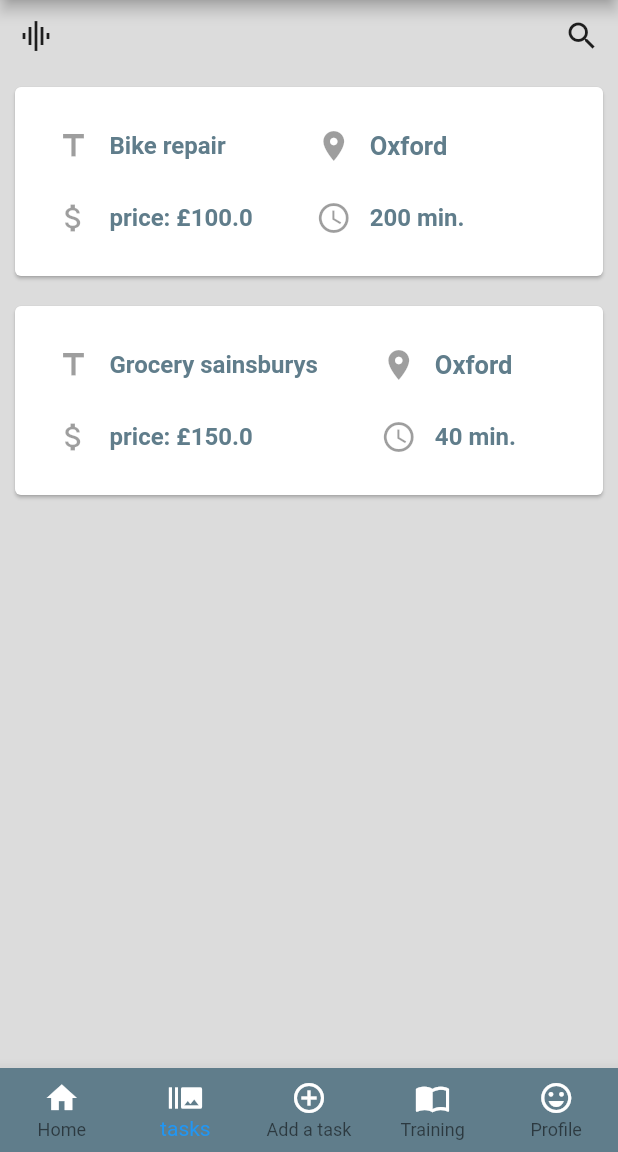
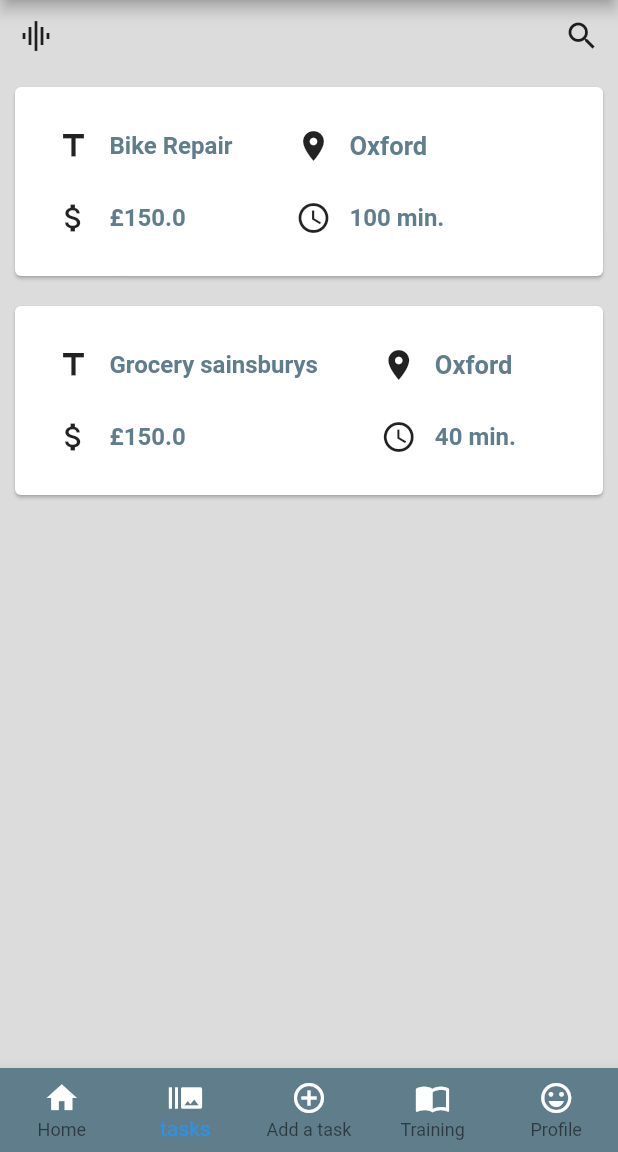
Before and after one commit to labeatl/task-completion-app, a Flutter app: the screen it shows after launch, item 2 of the bottom bar chosen, on a phone screen of 412 x 824 dp, the part 84-1236 px from its top. Run offline on Flutter 3.47's test engine with Material 2 defaults, Android fonts, the phone set to English and light mode, and no system bars.

```diff
--- a/frontend dev/lib/pages/home-page.dart
+++ b/frontend dev/lib/pages/home-page.dart
@@ -1,6 +1,8 @@
 import 'package:flutter/material.dart';
 import "./tasks-page.dart";
 import "./profile-page.dart";
+import "./add-task-page.dart";
+
 
 class HomePage extends StatefulWidget {
   @override
@@ -12,10 +14,7 @@ class _HomePageState extends State<HomePage> {
   final _pageOptions = [
     Text("So what we smoke weed"),
     TasksPage(),
-    Text(
-      "Add a task here",
-      style: TextStyle(fontSize: 20),
-    ),
+    CreateTask(),
     Text(
       "Take your training here",
       style: TextStyle(fontSize: 20),
--- a/frontend dev/lib/pages/tasks-page.dart
+++ b/frontend dev/lib/pages/tasks-page.dart
@@ -2,17 +2,22 @@ import 'package:flutter/material.dart';
 import '../main.dart';
 import '../task.dart';
 
-class TasksPage extends StatelessWidget {
-  final List<Task> tasks = [
-    Task(
-        title: "Bike repair",
-        description: "it is severly damaged",
-        category: "physical repairments",
-        et: 200,
-        price: 100,
+class TasksPage extends StatefulWidget {
+  @override
+  State<StatefulWidget> createState() => new TaskPageState();
+}
+
+class TaskPageState extends State<TasksPage> {
+  List<Task> tasks = [
+    new Task(
+        title: "Bike Repair",
+        description: "severly damaged",
+        category: "repairs",
+        et: 100,
+        price: 150,
         location: "Oxford",
         date: DateTime.now()),
-    Task(
+    new Task(
         title: "Grocery sainsburys",
         description: "grocery for two weeks",
         category: "Grocery",
@@ -69,6 +74,7 @@ class TasksPage extends StatelessWidget {
                             Row(
                               children: <Widget>[
                                 IconButton(
+                                  onPressed: () {},
                                   icon: Icon(Icons.title),
                                 ),
                                 Text(
@@ -83,10 +89,11 @@ class TasksPage extends StatelessWidget {
                             Row(
                               children: <Widget>[
                                 IconButton(
+                                  onPressed: () {},
                                   icon: Icon(Icons.attach_money),
                                 ),
                                 Text(
-                                  "price: £${task.price}",
+                                  "£${task.price}",
                                   style: TextStyle(
                                       fontWeight: FontWeight.bold,
                                       fontSize: 16,
@@ -106,6 +113,7 @@ class TasksPage extends StatelessWidget {
                               children: <Widget>[
                                 IconButton(
                                   icon: Icon(Icons.location_on),
+                                  onPressed: () {},
                                 ),
                                 Text(
                                   "${task.location}",
@@ -120,6 +128,7 @@ class TasksPage extends StatelessWidget {
                               children: <Widget>[
                                 IconButton(
                                   icon: Icon(Icons.access_time),
+                                  onPressed: () {},
                                 ),
                                 Text(
                                   "${task.et} min.",
```
Also changed, not shown: frontend dev/lib/pages/add-task-page.dart (+12 -19 lines).
